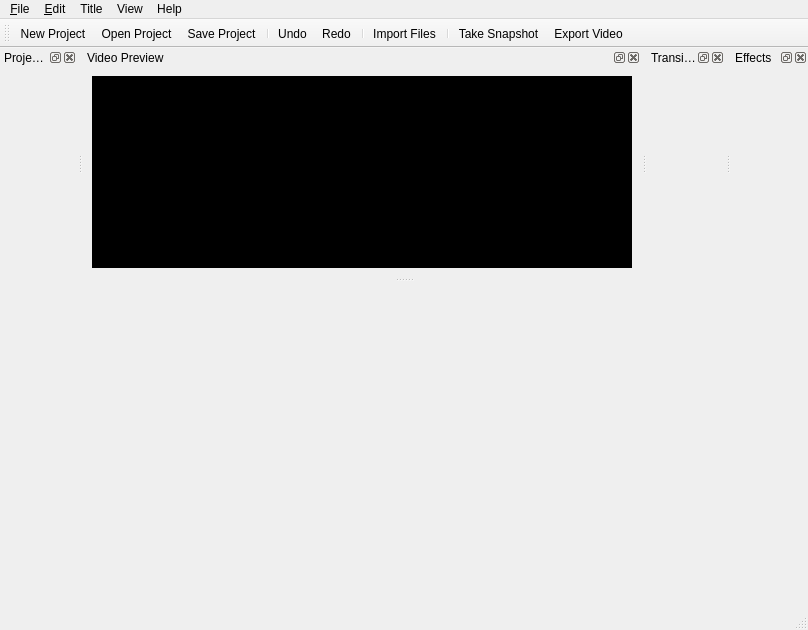
Before: the Qt Designer form src/windows/ui/main-window.ui in OpenShot/openshot-qt, drawn with Qt 5.
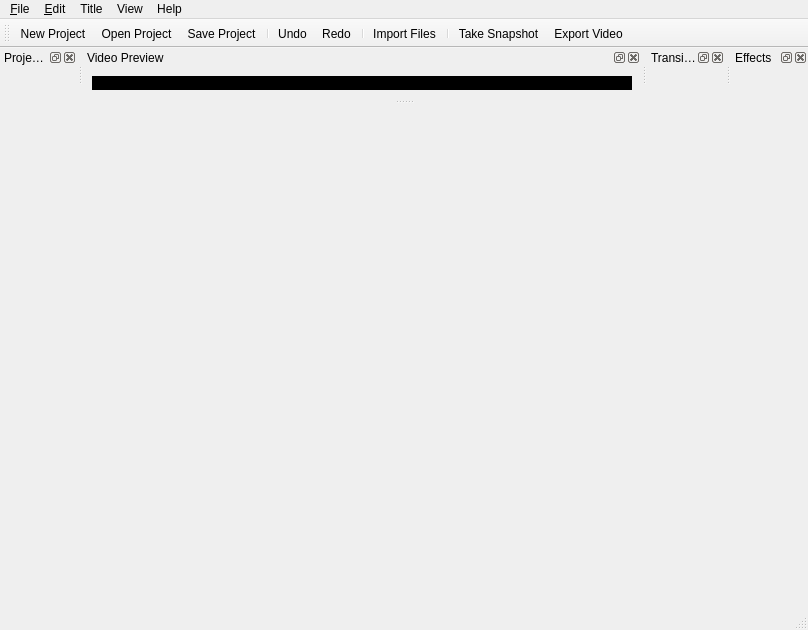
After: the same form once the commit is applied. Icons and pictures are not drawn.

Commit message: Added initial preview thread and timeline wrapper, to implement the video preview.

What changed in the file:
```diff
--- a/src/windows/ui/main-window.ui
+++ b/src/windows/ui/main-window.ui
@@ -205,13 +205,7 @@
      <item row="0" column="1">
       <layout class="QVBoxLayout" name="tabVideo">
        <item>
-        <widget class="QGraphicsView" name="videoPreview">
-         <property name="sizePolicy">
-          <sizepolicy hsizetype="Expanding" vsizetype="Expanding">
-           <horstretch>0</horstretch>
-           <verstretch>0</verstretch>
-          </sizepolicy>
-         </property>
+        <widget class="QLabel" name="videoPreview">
          <property name="minimumSize">
           <size>
            <width>400</width>
@@ -219,7 +213,13 @@
           </size>
          </property>
          <property name="styleSheet">
-          <string notr="true">background-color: #000000</string>
+          <string notr="true">background-color: #000000;</string>
+         </property>
+         <property name="text">
+          <string/>
+         </property>
+         <property name="alignment">
+          <set>Qt::AlignCenter</set>
          </property>
         </widget>
        </item>
```
Left out of the diff: 2 changed lines with no effect on the pictures. The commit also changes 4 other files.
